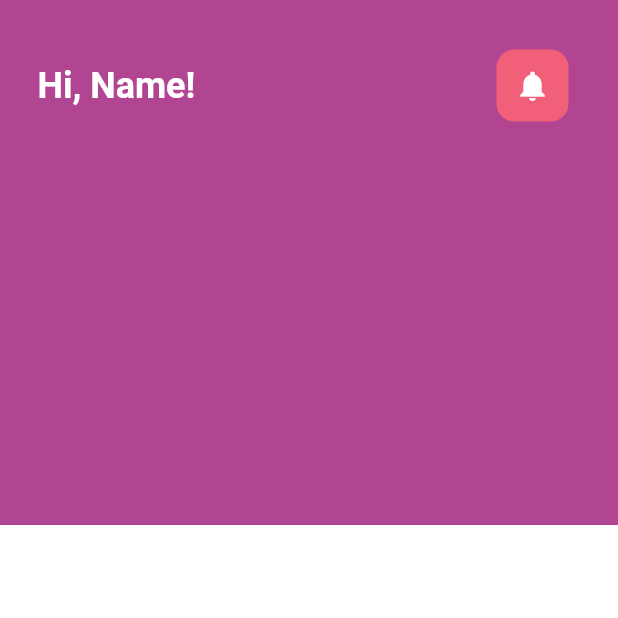
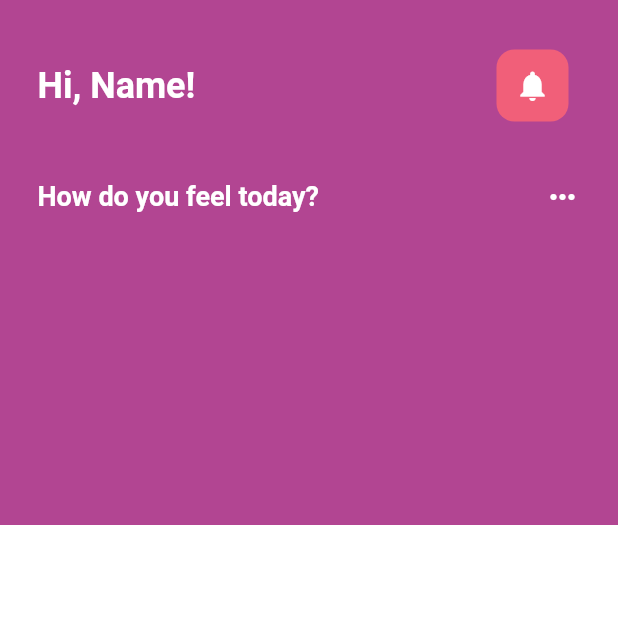
Before and after one commit to InsiderCloud/Cogniezer-Frontend, a Flutter app: the HomeContent screen opened directly, on a phone screen of 412 x 824 dp, the top half of it. Run offline on Flutter 3.47's test engine with Material 2 defaults, Android fonts, the phone set to English and light mode, and no system bars; our stand-ins replace curved_navigation_bar, device_preview, firebase_auth, firebase_core, flutter_svg, google_sign_in; accounts and stored records are empty.

Commit message:
how feel section

```diff
--- a/lib/pages/HomeContent.dart
+++ b/lib/pages/HomeContent.dart
@@ -46,6 +46,26 @@ class HomeContent extends StatelessWidget {
                     ),
                   ],
                 ),
+                SizedBox(
+                  height: 30,
+                ),
+                Row(
+                  mainAxisAlignment: MainAxisAlignment.spaceBetween,
+                  children: [
+                    Text(
+                      "How do you feel today?",
+                      style: TextStyle(
+                        color: Colors.white,
+                        fontSize: 18,
+                        fontWeight: FontWeight.bold,
+                      ),
+                    ),
+                    Icon(
+                      Icons.more_horiz,
+                      color: Colors.white,
+                    ),
+                  ],
+                ),
               ],
             ),
           ),
```
